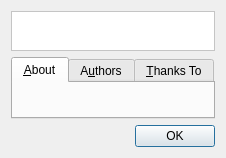
Above: grov/main_window/about_dialog.ui from KonishchevDmitry/mlib before the change. Below: the same form after it.
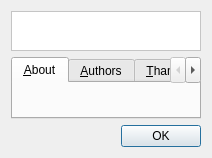
That is the form after the change.

Diff of the .ui file:
```diff
--- a/grov/main_window/about_dialog.ui
+++ b/grov/main_window/about_dialog.ui
@@ -2,6 +2,14 @@
 <ui version="4.0">
  <class>grov::main_window::About_dialog</class>
  <widget class="QDialog" name="grov::main_window::About_dialog">
+  <property name="geometry">
+   <rect>
+    <x>0</x>
+    <y>0</y>
+    <width>212</width>
+    <height>132</height>
+   </rect>
+  </property>
   <property name="sizePolicy">
    <sizepolicy hsizetype="Minimum" vsizetype="Minimum">
     <horstretch>0</horstretch>
@@ -87,7 +95,7 @@
      </widget>
      <widget class="QWidget" name="tab_2">
       <attribute name="title">
-       <string>A&amp;uthors</string>
+       <string>&amp;Authors</string>
       </attribute>
       <layout class="QVBoxLayout" name="verticalLayout_2">
        <item>
```
